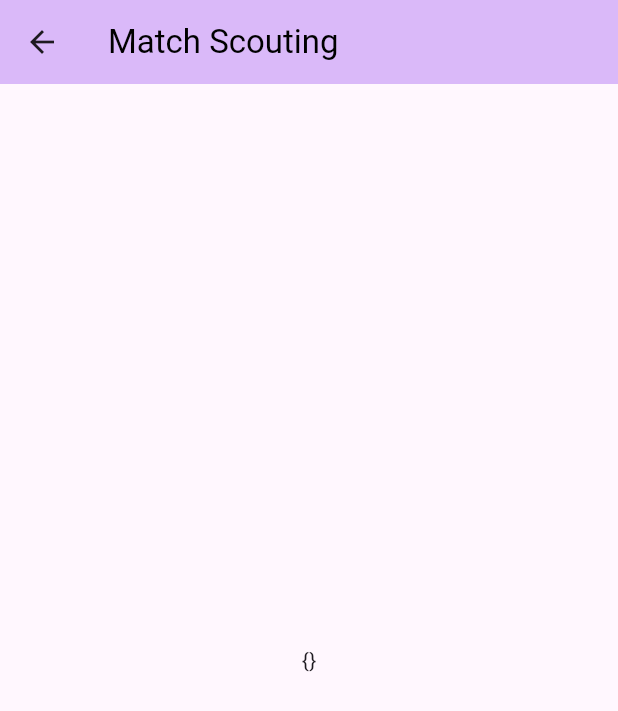
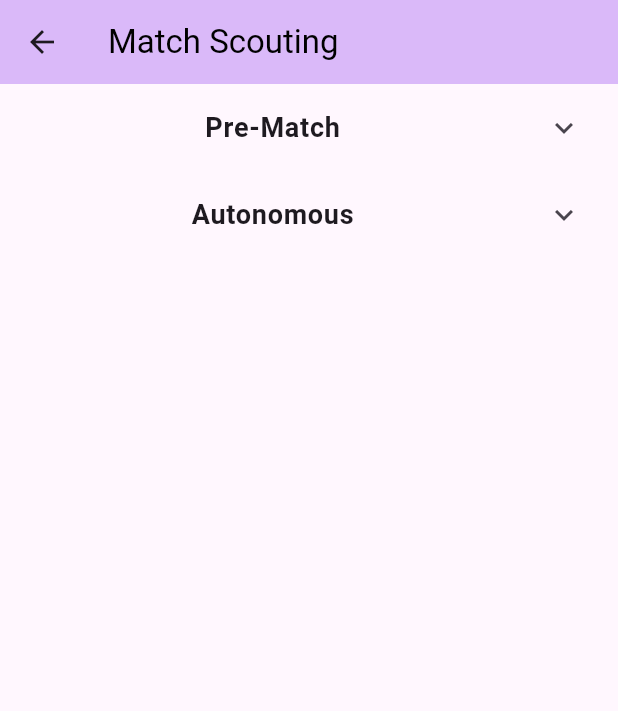
Before and after one commit to FRC2706/MergeData, a Flutter app: the screen it shows after launch, after a tap on "Match Scouting", on a phone screen of 412 x 824 dp. Shown: the top 711 px of the screen. Run offline on Flutter 3.47's test engine with Material 3 defaults, Android fonts, the phone set to English and light mode, and no system bars.

Commit message:
do a lot of things

```diff
--- a/assets/games/2024.json
+++ b/assets/games/2024.json
@@ -1,5 +1,5 @@
 {
-  "prematch": [
+  "Pre-Match": [
     {
       "name": "Scouter Initials",
       "required": true,
@@ -43,7 +43,7 @@
       "shape": "circle 5 black red true"
     }
   ],
-  "auton": [
+  "Autonomous": [
     {
       "name": "Leave Starting Zone",
       "type": "bool"
--- a/lib/screens/match_scouting.dart
+++ b/lib/screens/match_scouting.dart
@@ -33,11 +33,22 @@ class _MatchScoutingState extends State<MatchScoutingPage> {
           title:
               Text(widget.title, style: const TextStyle(color: Colors.black)),
         ),
-        body: Center(
-          child: Column(
-            mainAxisAlignment: MainAxisAlignment.center,
-            children: <Widget>[Text(data.toString())],
-          ),
-        ));
+        body: data.isEmpty
+            ? const Text("Shep did not find anything")
+            : ListView.builder(
+                itemCount: data.length,
+                itemBuilder: (context, index) => ExpansionTile(
+                        title: Text(
+                          data.keys.toList()[index].toString(),
+                          style: const TextStyle(
+                              fontSize: 18, fontWeight: FontWeight.bold),
+                          textAlign: TextAlign.center,
+                        ),
+                        children: <Widget>[
+                          const Text('ahh'),
+                          const Padding(
+                            padding: EdgeInsets.all(10),
+                          )
+                        ])));
   }
 }
--- a/pubspec.yaml
+++ b/pubspec.yaml
@@ -62,6 +62,12 @@ flutter:
   # assets:
   #   - images/a_dot_burr.jpeg
   #   - images/a_dot_ham.jpeg
+  assets:
+    - assets/games/2024.json
+    #- assets/games/2025.json
+    #- assets/games/2026.json
+    #- assets/games/2027.json
+    #- assets/games/2028.json
 
   # An image asset can refer to one or more resolution-specific "variants", see
   # https://flutter.dev/assets-and-images/#resolution-aware
```
